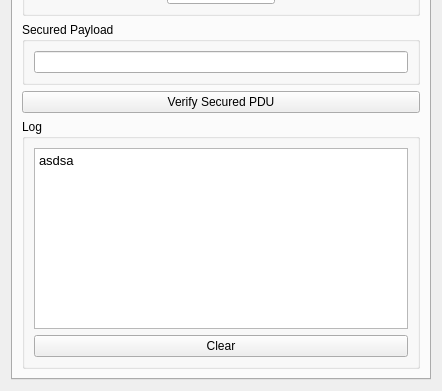
HosamAboabla/Autosar_SecOC, file GUI/GUI.ui: the form before one commit; both pictures show x 0 to 442 and y 380 to 771 of the 442 by 771 pixel window.
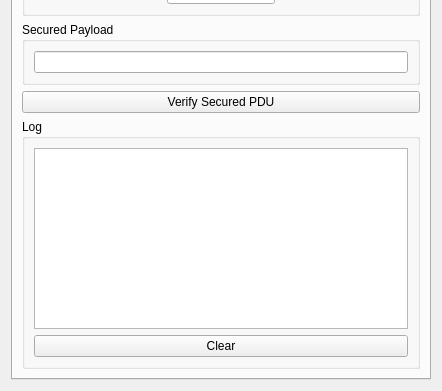
The form after the commit. The open tabs and pages were chosen to show the change. Custom widgets are drawn as their Qt base class.

Commit message: Removed initial text

```diff
--- a/GUI/GUI.ui
+++ b/GUI/GUI.ui
@@ -531,7 +531,7 @@
              </font>
             </property>
             <property name="plainText">
-             <string>asdsa
+             <string>
 </string>
             </property>
            </widget>
```
The commit also changes 1 other file.
